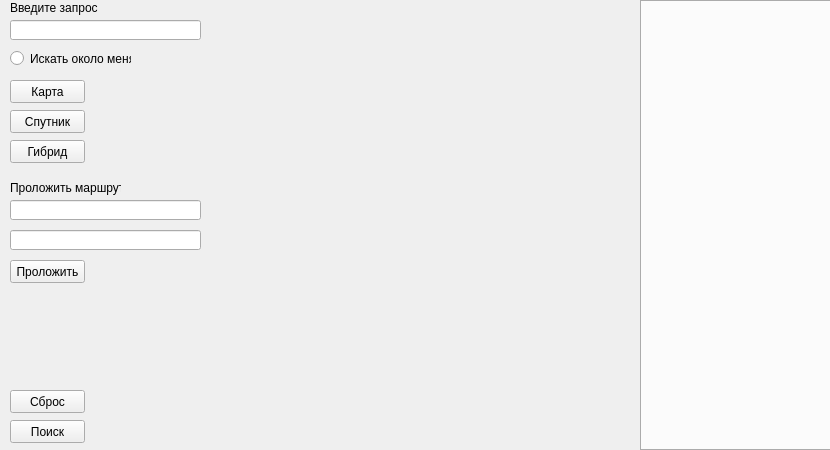
Qt form forms/fmain.ui (code-qote/YandexApiMaps) before a commit.
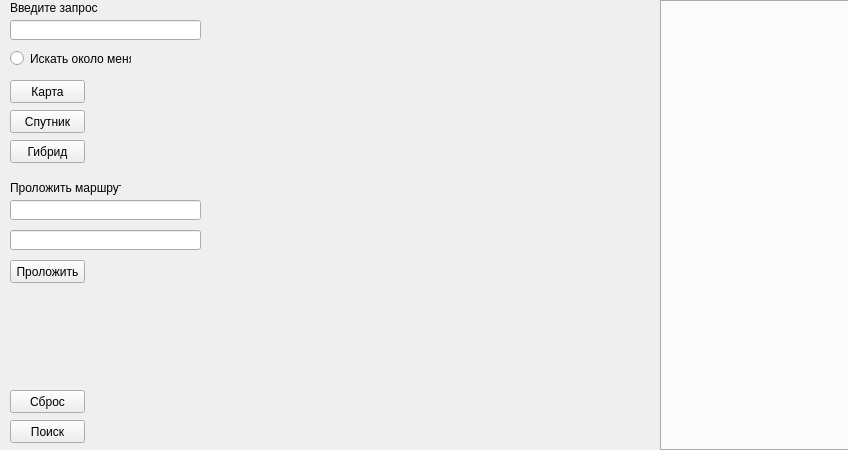
The same form after that commit.

What changed in the file:
```diff
--- a/forms/fmain.ui
+++ b/forms/fmain.ui
@@ -6,7 +6,7 @@
    <rect>
     <x>0</x>
     <y>0</y>
-    <width>830</width>
+    <width>848</width>
     <height>450</height>
    </rect>
   </property>
@@ -155,7 +155,7 @@
    <widget class="QTabWidget" name="TWToponyms">
     <property name="geometry">
      <rect>
-      <x>640</x>
+      <x>660</x>
       <y>0</y>
       <width>191</width>
       <height>451</height>
```
